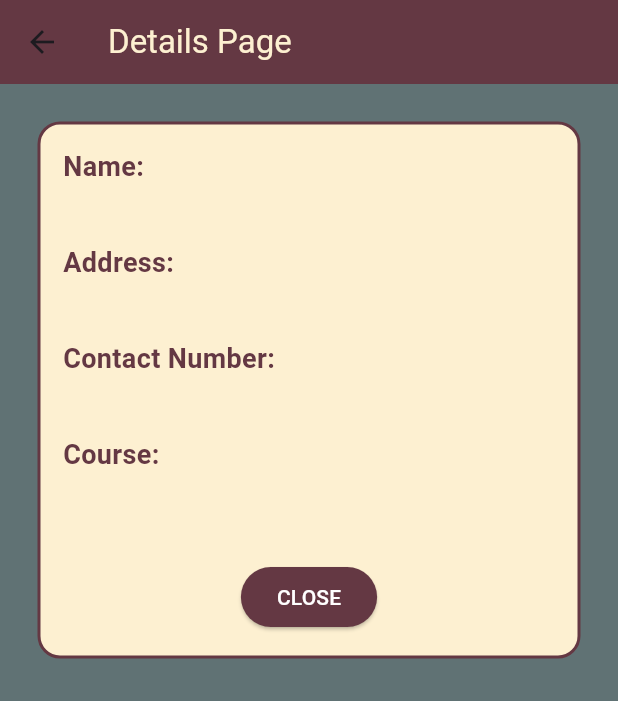
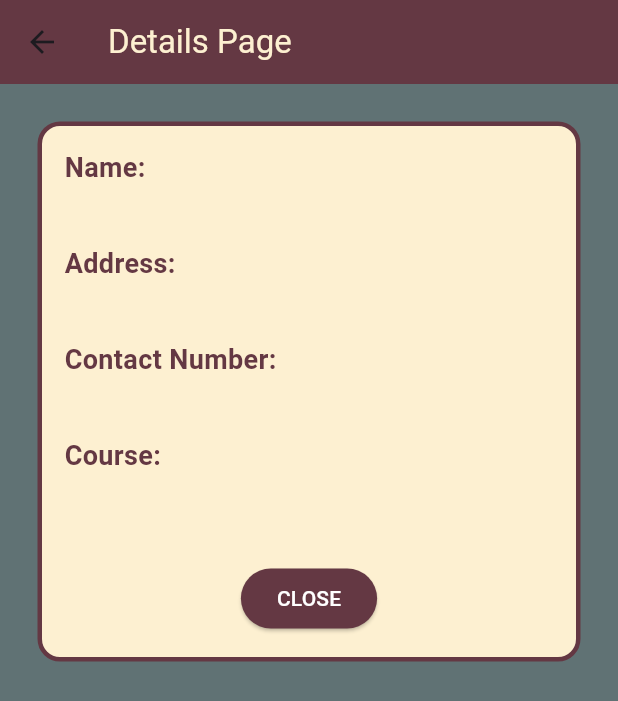
Before and after one commit to jstnbala/Data-Entry-App, a Flutter app: the screen it shows after launch, after a tap on "SUBMIT DATA", on a phone screen of 412 x 824 dp. Shown: the top 701 px of the screen. Run offline on Flutter 3.47's test engine with Material 3 defaults, Android fonts, the phone set to English and light mode, and no system bars.

Commit message:
modify/box

```diff
--- a/lib/details_page.dart
+++ b/lib/details_page.dart
@@ -20,11 +20,11 @@ class DetailsPage extends StatelessWidget {
       appBar: AppBar(
         title: const Text(
           "Details Page",
-          style: TextStyle(color: Color(0xFFFDF0D1)), // Text color of the app bar title
+          style: TextStyle(color: Color(0xFFFDF0D1)),
         ),
-        backgroundColor: Color(0xFF643843), // Background color of the app bar
+        backgroundColor: Color(0xFF643843),
       ),
-      backgroundColor: Color(0xFF607274),// Background color of the entire page
+      backgroundColor: Color(0xFF607274),
       body: SingleChildScrollView(
         child: Center(
           child: Padding(
@@ -32,8 +32,8 @@ class DetailsPage extends StatelessWidget {
             child: Container(
               decoration: BoxDecoration(
                 borderRadius: BorderRadius.circular(15),
-                border: Border.all(color: Color(0xFF643843), width: 2), // Border color of the box
-                color: Color(0xFFFDF0D1), // Background color of the box
+                border: Border.all(color: Color(0xFF643843), width: 3),
+                color: Color(0xFFFDF0D1),
               ),
               child: Padding(
                 padding: const EdgeInsets.all(15),
@@ -52,9 +52,9 @@ class DetailsPage extends StatelessWidget {
                           Navigator.of(context).pop();
                         },
                         style: ElevatedButton.styleFrom(
-                          primary: Color(0xFF643843), // Background color of the button
+                          primary: Color(0xFF643843),
                         ),
-                        child: const Text('CLOSE', style: TextStyle(color: Colors.white)), // Text color of the button
+                        child: const Text('CLOSE', style: TextStyle(color: Colors.white)),
                       ),
                     ),
                   ],
@@ -75,10 +75,10 @@ class DetailsPage extends StatelessWidget {
         children: <Widget>[
           Text(
             label,
-            style: TextStyle(fontSize: 18, fontWeight: FontWeight.bold, color: Color(0xFF643843)), // Font color of the label
+            style: TextStyle(fontSize: 18, fontWeight: FontWeight.bold, color: Color(0xFF643843)),
           ),
           SizedBox(height: 5),
-          Text(value, style: const TextStyle(fontSize: 16, color: Color(0xFF643843))), // Font color of the value
+          Text(value, style: const TextStyle(fontSize: 16, color: Color(0xFF643843))),
         ],
       ),
     );
--- a/lib/main.dart
+++ b/lib/main.dart
@@ -12,7 +12,7 @@ class MainApp extends StatelessWidget {
   @override
   Widget build(BuildContext context) {
     return const MaterialApp(
-      title: 'CCMOBPGL Mobile Programming Course',
+      title: 'Self-Paced Activity 4 Manage and Handle Flutter Inputs',
       debugShowCheckedModeBanner: false,
       home: RegistrationPage(),
     );
--- a/lib/registration_page.dart
+++ b/lib/registration_page.dart
@@ -20,19 +20,19 @@ class _RegistrationPageState extends State<RegistrationPage> {
       appBar: AppBar(
         title: const Text(
           "College Information Registration",
-          style: TextStyle(color: Color(0xFFFDF0D1)), // Text color of the app bar title
+          style: TextStyle(color: Color(0xFFFDF0D1)),
         ),
         backgroundColor: Color(0xFF643843),
       ),
       body: Container(
-        color: Color(0xFF607274), // Background color of the box
+        color: Color(0xFF607274),
         child: Padding(
-          padding: const EdgeInsets.fromLTRB(50.0, 120.0, 50.0, 120.0), // Adjusted padding
+          padding: const EdgeInsets.fromLTRB(50.0, 130.0, 50.0, 150.0),
           child: Container(
             decoration: BoxDecoration(
               borderRadius: BorderRadius.circular(15),
-              color: Color(0xFFFDF0D1), // Background color of the RegistrationPage
-              border: Border.all(color: Color(0xFF643843), width: 2), // Border color of the box
+              color: Color(0xFFFDF0D1),
+              border: Border.all(color: Color(0xFF643843), width: 2),
               boxShadow: [
                 BoxShadow(
                   color: Colors.grey.withOpacity(0.5),
@@ -57,19 +57,16 @@ class _RegistrationPageState extends State<RegistrationPage> {
                   SizedBox(height: 30),
                   ElevatedButton(
                     onPressed: () {
-                      // Get the entered data before navigating
                       String name = nameController.text;
                       String address = addressController.text;
                       String contactNumber = contactNumberController.text;
                       String course = courseController.text;
 
-                      // Clear TextFields before navigating
                       nameController.clear();
                       addressController.clear();
                       contactNumberController.clear();
                       courseController.clear();
 
-                      // Navigate to DetailsPage with the entered data
                       Navigator.of(context).push(
                         MaterialPageRoute(
                           builder: (context) => DetailsPage(
@@ -82,8 +79,8 @@ class _RegistrationPageState extends State<RegistrationPage> {
                       );
                     },
                     style: ElevatedButton.styleFrom(
-                      primary: Color(0xFF643843), // background color
-                      onPrimary: Color(0xFFFDF0D1), // text color
+                      primary: Color(0xFF643843),
+                      onPrimary: Color(0xFFFDF0D1),
                     ),
                     child: const Text('SUBMIT DATA'),
                   ),
@@ -101,19 +98,19 @@ class _RegistrationPageState extends State<RegistrationPage> {
       controller: controller,
       decoration: InputDecoration(
         border: OutlineInputBorder(
-          borderSide: BorderSide(color: Color(0xFF643843)), // Outline color of the input field
+          borderSide: BorderSide(color: Color(0xFF643843)),
         ),
         labelText: labelText,
-        prefixIcon: Icon(icon, color: Color(0xFF643843)), // Icon color
-        labelStyle: TextStyle(color: Color(0xFF643843)), // Font color of the text
+        prefixIcon: Icon(icon, color: Color(0xFF643843)),
+        labelStyle: TextStyle(color: Color(0xFF643843)),
         focusedBorder: OutlineInputBorder(
-          borderSide: BorderSide(color: Color(0xFF643843)), // Outline color when focused
+          borderSide: BorderSide(color: Color(0xFF643843)),
         ),
         enabledBorder: OutlineInputBorder(
-          borderSide: BorderSide(color: Color(0xFF643843)), // Outline color when not focused
+          borderSide: BorderSide(color: Color(0xFF643843)),
         ),
       ),
-      style: TextStyle(color: Color(0xFF643843)), // Font color of the text
+      style: TextStyle(color: Color(0xFF643843)),
       autofocus: true,
     );
   }
--- a/pubspec.yaml
+++ b/pubspec.yaml
@@ -59,8 +59,6 @@ flutter:
   uses-material-design: true
 
   # To add assets to your application, add an assets section, like this:
-  # assets:
-  #   - images/a_dot_burr.jpeg
   #   - images/a_dot_ham.jpeg
 
   # An image asset can refer to one or more resolution-specific "variants", see
```
Also changed, not shown: fonts/Poppins-Bold.ttf (deleted), fonts/Poppins-Regular.ttf (deleted).
